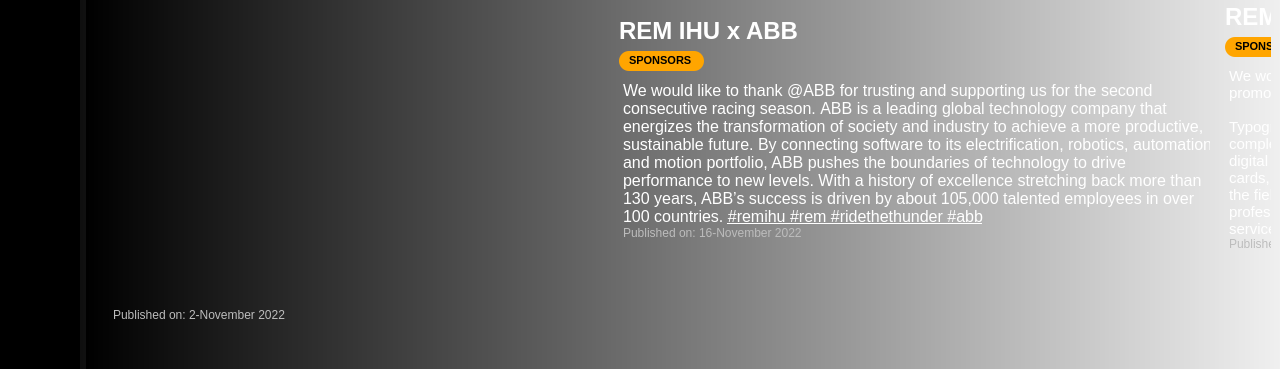
Qt form mainwindow.ui (Rem-Ihu/rem-ng-assist) before a commit; both pictures show x 0 to 1280 and y 351 to 720 of the 1280 by 720 pixel window.
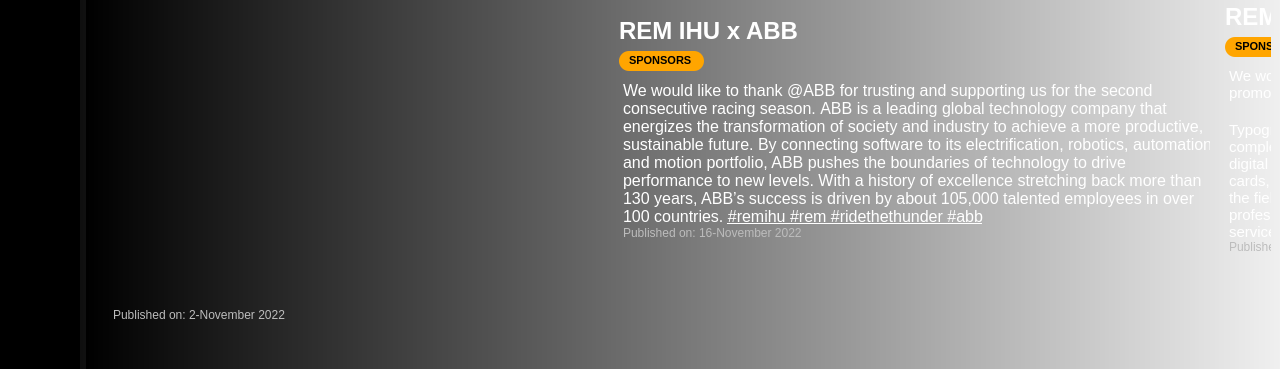
The same form after that commit. The open tabs and pages were chosen to show the change. Icons and pictures are not drawn.

Patch:
```diff
--- a/mainwindow.ui
+++ b/mainwindow.ui
@@ -1209,7 +1209,7 @@
           <string notr="true">QPushButton{
 color:grey;
 text-align:left;
-padding-left:19px;
+padding-left:22px;
 }
 
 QPushButton:focus{
@@ -1222,7 +1222,7 @@
 /*background-color: #FB2576;*/
 color:white;
 text-align:left;
-padding-left:19px;
+padding-left:22px;
 }</string>
          </property>
          <property name="text">
@@ -2595,8 +2595,8 @@
             <rect>
              <x>0</x>
              <y>0</y>
-             <width>3457</width>
-             <height>652</height>
+             <width>3504</width>
+             <height>710</height>
             </rect>
            </property>
            <property name="styleSheet">
@@ -3536,9 +3536,9 @@
 hr { height: 1px; border-width: 0; }
 li.unchecked::marker { content: &quot;\2610&quot;; }
 li.checked::marker { content: &quot;\2612&quot;; }
-&lt;/style&gt;&lt;/head&gt;&lt;body style=&quot; font-family:'Segoe UI'; font-size:9pt; font-weight:400; font-style:normal;&quot;&gt;
-&lt;p style=&quot; margin-top:0px; margin-bottom:0px; margin-left:0px; margin-right:0px; -qt-block-indent:0; text-indent:0px;&quot;&gt;&lt;span style=&quot; font-size:11pt;&quot;&gt;We would like to thank Typographic &lt;/span&gt;&lt;span style=&quot; font-size:11pt; color:#ffffff;&quot;&gt;(&lt;/span&gt;&lt;span style=&quot; font-size:11pt; text-decoration: underline; color:#ffffff;&quot;&gt;@typographic.gr)&lt;/span&gt;&lt;span style=&quot; font-size:11pt;&quot;&gt;  for supporting us and helping us promote our team’s effort by providing us with their services.&lt;br /&gt;&lt;br /&gt;Typographic has been active in the field of graphic arts since 1989 and provides complete solutions for the promotion of companies and professionals through print and digital advertising since they design and print posters, books, letterheads and business cards, calendars, catalogues, magazines and flyers. Going through their fourth decade in the field, they aim at continuous development and the establishment of partnerships with professionals who are looking for the best result in promoting their products or services.&lt;/span&gt;&lt;span style=&quot; font-size:11pt; text-decoration: underline; color:#ffffff;&quot;&gt;#remihu #rem #ridethethunder #typographic&lt;/span&gt;&lt;br /&gt;&lt;span style=&quot; color:#bcbcbc;&quot;&gt;Published on: 23-November 2022&lt;/span&gt;&lt;/p&gt;
-&lt;p style=&quot;-qt-paragraph-type:empty; margin-top:0px; margin-bottom:0px; margin-left:0px; margin-right:0px; -qt-block-indent:0; text-indent:0px; color:#bcbcbc;&quot;&gt;&lt;br /&gt;&lt;/p&gt;&lt;/body&gt;&lt;/html&gt;</string>
+&lt;/style&gt;&lt;/head&gt;&lt;body style=&quot; font-family:'.AppleSystemUIFont'; font-size:13pt; font-weight:400; font-style:normal;&quot;&gt;
+&lt;p style=&quot; margin-top:0px; margin-bottom:0px; margin-left:0px; margin-right:0px; -qt-block-indent:0; text-indent:0px;&quot;&gt;&lt;span style=&quot; font-family:'Segoe UI'; font-size:11pt;&quot;&gt;We would like to thank Typographic &lt;/span&gt;&lt;span style=&quot; font-family:'Segoe UI'; font-size:11pt; color:#ffffff;&quot;&gt;(&lt;/span&gt;&lt;span style=&quot; font-family:'Segoe UI'; font-size:11pt; text-decoration: underline; color:#ffffff;&quot;&gt;@typographic.gr)&lt;/span&gt;&lt;span style=&quot; font-family:'Segoe UI'; font-size:11pt;&quot;&gt;  for supporting us and helping us promote our team’s effort by providing us with their services.&lt;br /&gt;&lt;br /&gt;Typographic has been active in the field of graphic arts since 1989 and provides complete solutions for the promotion of companies and professionals through print and digital advertising since they design and print posters, books, letterheads and business cards, calendars, catalogues, magazines and flyers. Going through their fourth decade in the field, they aim at continuous development and the establishment of partnerships with professionals who are looking for the best result in promoting their products or services.&lt;/span&gt;&lt;span style=&quot; font-family:'Segoe UI'; font-size:11pt; text-decoration: underline; color:#ffffff;&quot;&gt;#remihu #rem #ridethethunder #typographic&lt;/span&gt;&lt;span style=&quot; font-family:'Segoe UI'; font-size:9pt;&quot;&gt;&lt;br /&gt;&lt;/span&gt;&lt;span style=&quot; font-family:'Segoe UI'; font-size:9pt; color:#bcbcbc;&quot;&gt;Published on: 23-November 2022&lt;/span&gt;&lt;/p&gt;
+&lt;p style=&quot;-qt-paragraph-type:empty; margin-top:0px; margin-bottom:0px; margin-left:0px; margin-right:0px; -qt-block-indent:0; text-indent:0px; font-family:'Segoe UI'; font-size:9pt; color:#bcbcbc;&quot;&gt;&lt;br /&gt;&lt;/p&gt;&lt;/body&gt;&lt;/html&gt;</string>
                  </property>
                 </widget>
                </item>
```
Left out of the diff: 78 changed lines with no effect on the pictures.
